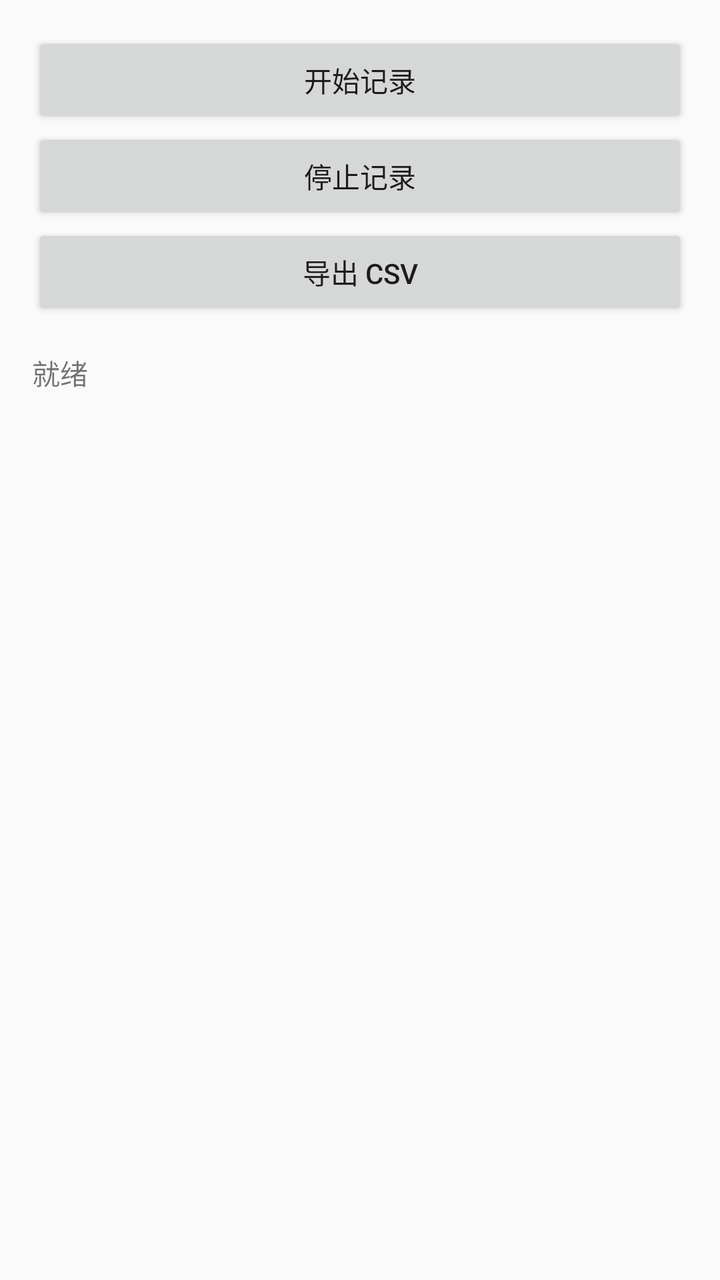
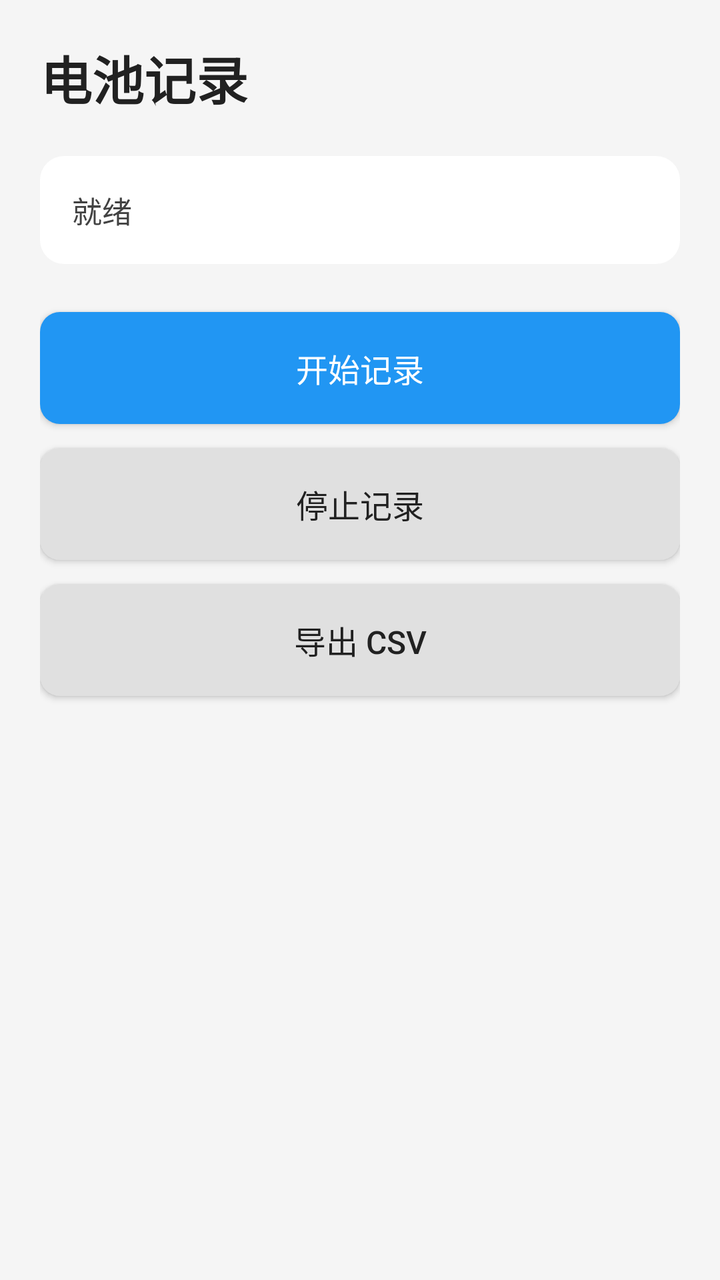

An Android layout rendered at two revisions. The XML below is the earlier revision; the diff shows what the commit changed to produce the second picture.
<!-- AndroidManifest.xml: application theme android:Theme.Material.Light -->
<!-- res/layout/activity_main.xml -->
<?xml version="1.0" encoding="utf-8"?>
<LinearLayout xmlns:android="http://schemas.android.com/apk/res/android"
    android:layout_width="match_parent"
    android:layout_height="match_parent"
    android:orientation="vertical"
    android:padding="16dp">

    <Button
        android:id="@+id/btnStart"
        android:layout_width="match_parent"
        android:layout_height="wrap_content"
        android:text="开始记录" />

    <Button
        android:id="@+id/btnStop"
        android:layout_width="match_parent"
        android:layout_height="wrap_content"
        android:text="停止记录" />

    <Button
        android:id="@+id/btnExport"
        android:layout_width="match_parent"
        android:layout_height="wrap_content"
        android:text="导出 CSV" />

    <TextView
        android:id="@+id/statusText"
        android:layout_width="match_parent"
        android:layout_height="wrap_content"
        android:layout_marginTop="16dp"
        android:text="就绪" />
</LinearLayout>
<!-- resources referenced by this layout -->
<resources>

</resources>

<!-- the commit's change to res/layout/activity_main.xml (unified diff, before → after) -->
@@ -1,32 +1,76 @@
 <?xml version="1.0" encoding="utf-8"?>
-<LinearLayout xmlns:android="http://schemas.android.com/apk/res/android"
+<ScrollView xmlns:android="http://schemas.android.com/apk/res/android"
     android:layout_width="match_parent"
     android:layout_height="match_parent"
-    android:orientation="vertical"
-    android:padding="16dp">
+    android:background="#F5F5F5"
+    android:fillViewport="true">
 
-    <Button
-        android:id="@+id/btnStart"
+    <LinearLayout
         android:layout_width="match_parent"
         android:layout_height="wrap_content"
-        android:text="开始记录" />
+        android:orientation="vertical"
+        android:padding="20dp">
 
-    <Button
-        android:id="@+id/btnStop"
-        android:layout_width="match_parent"
-        android:layout_height="wrap_content"
-        android:text="停止记录" />
+        
+        <TextView
+            android:layout_width="wrap_content"
+            android:layout_height="wrap_content"
+            android:text="电池记录"
+            android:textSize="26sp"
+            android:textStyle="bold"
+            android:textColor="#212121"
+            android:layout_marginBottom="20dp" />
 
-    <Button
-        android:id="@+id/btnExport"
-        android:layout_width="match_parent"
-        android:layout_height="wrap_content"
-        android:text="导出 CSV" />
+        
+        <LinearLayout
+            android:layout_width="match_parent"
+            android:layout_height="wrap_content"
+            android:background="@drawable/card_bg"
+            android:orientation="vertical"
+            android:padding="16dp"
+            android:layout_marginBottom="24dp">
 
-    <TextView
-        android:id="@+id/statusText"
-        android:layout_width="match_parent"
-        android:layout_height="wrap_content"
-        android:layout_marginTop="16dp"
-        android:text="就绪" />
-</LinearLayout>
+            <TextView
+                android:id="@+id/statusText"
+                android:layout_width="match_parent"
+                android:layout_height="wrap_content"
+                android:text="就绪"
+                android:textSize="15sp"
+                android:textColor="#424242"
+                android:lineSpacingExtra="4dp" />
+        </LinearLayout>
+
+        
+        <Button
+            android:id="@+id/btnStart"
+            android:layout_width="match_parent"
+            android:layout_height="56dp"
+            android:text="开始记录"
+            android:textSize="16sp"
+            android:textColor="#FFFFFF"
+            android:background="@drawable/button_start_bg"
+            android:layout_marginBottom="12dp" />
+
+        
+        <Button
+            android:id="@+id/btnStop"
+            android:layout_width="match_parent"
+            android:layout_height="56dp"
+            android:text="停止记录"
+            android:textSize="16sp"
+            android:textColor="#212121"
+            android:background="@drawable/button_secondary_bg"
+            android:layout_marginBottom="12dp" />
+
+        
+        <Button
+            android:id="@+id/btnExport"
+            android:layout_width="match_parent"
+            android:layout_height="56dp"
+            android:text="导出 CSV"
+            android:textSize="16sp"
+            android:textColor="#212121"
+            android:background="@drawable/button_secondary_bg" />
+
+    </LinearLayout>
+</ScrollView>
<!-- resource entries referenced after the edit -->
@@ -1,5 +1,22 @@
 <!-- resources referenced by this layout -->
 <resources>
-
+  <!-- drawable button_secondary_bg (drawable) -->
+  <?xml version="1.0" encoding="utf-8"?>
+  <shape xmlns:android="http://schemas.android.com/apk/res/android">
+      <corners android:radius="10dp" />
+      <solid android:color="#E0E0E0" />
+  </shape>
+  <!-- drawable button_start_bg (drawable) -->
+  <?xml version="1.0" encoding="utf-8"?>
+  <shape xmlns:android="http://schemas.android.com/apk/res/android">
+      <corners android:radius="10dp" />
+      <solid android:color="#2196F3" />
+  </shape>
+  <!-- drawable card_bg (drawable) -->
+  <?xml version="1.0" encoding="utf-8"?>
+  <shape xmlns:android="http://schemas.android.com/apk/res/android">
+      <corners android:radius="12dp" />
+      <solid android:color="#FFFFFF" />
+  </shape>
 </resources>
 
